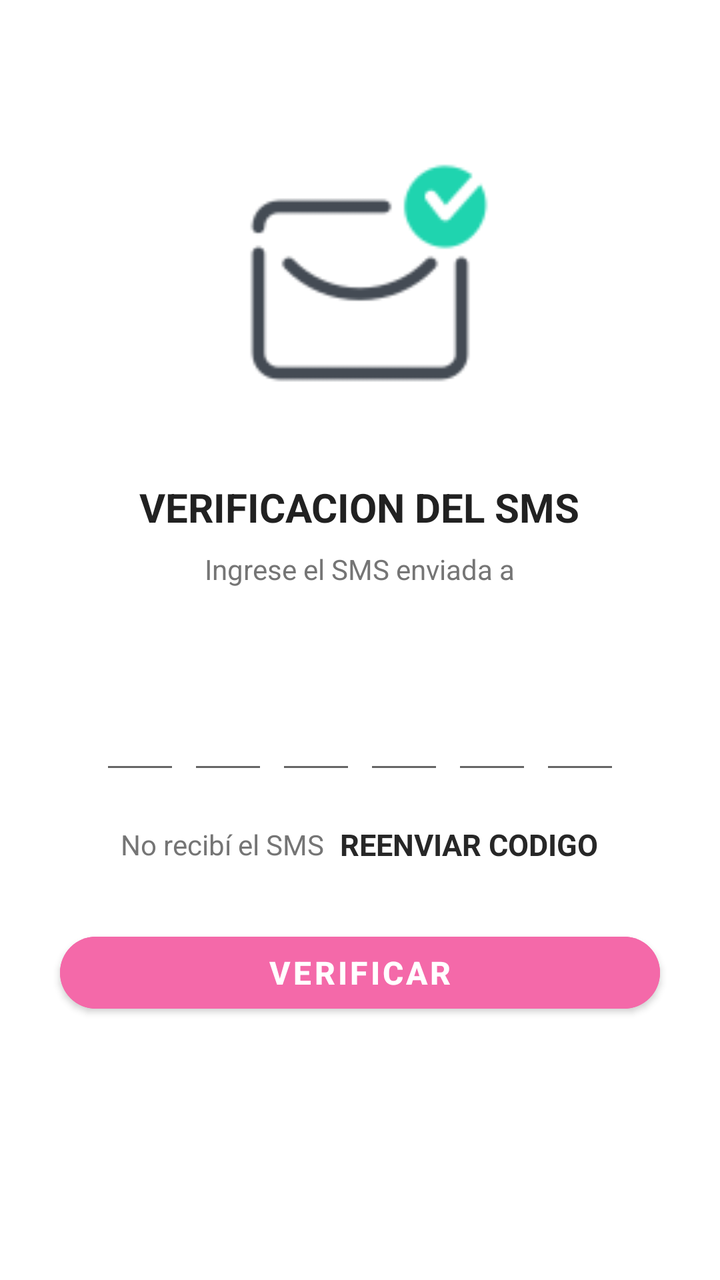
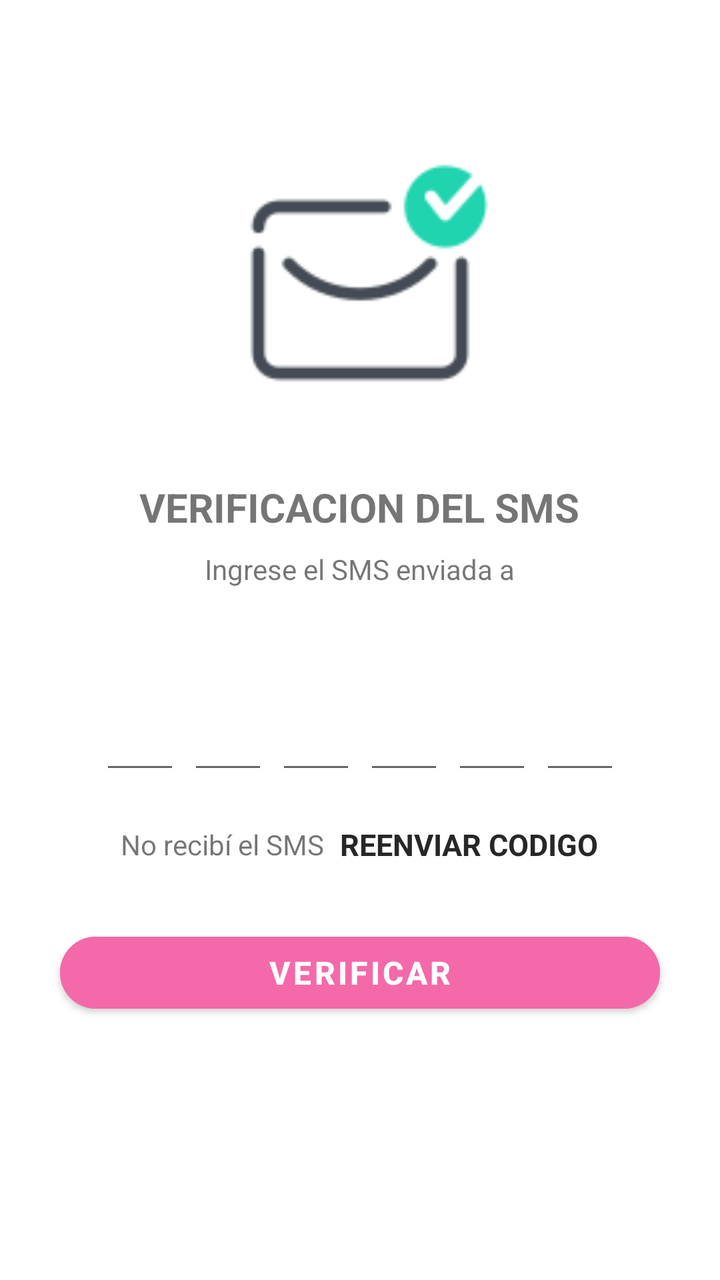

An Android layout rendered at two revisions. The XML below is the earlier revision; the diff shows what the commit changed to produce the second picture.
<!-- AndroidManifest.xml: application theme Theme.Flashlight -->
<!-- res/layout/activity_veryfy_code.xml -->
<?xml version="1.0" encoding="utf-8"?>
<ScrollView xmlns:android="http://schemas.android.com/apk/res/android"
    xmlns:app="http://schemas.android.com/apk/res-auto"
    xmlns:tools="http://schemas.android.com/tools"
    android:layout_width="match_parent"
    android:layout_height="match_parent"
    android:overScrollMode="never"
    android:scrollbars="none"
    tools:context=".SMS.VeryfyCode">

    <LinearLayout
        android:layout_width="match_parent"
        android:layout_height="wrap_content"
        android:gravity="center_horizontal"
        android:orientation="vertical">

        <ImageView
            android:layout_width="130dp"
            android:layout_height="130dp"
            android:layout_marginTop="80dp"
            android:contentDescription="@string/app_name"
            android:src="@drawable/received" />

        <TextView
            android:layout_width="wrap_content"
            android:layout_height="wrap_content"
            android:layout_marginTop="30dp"
            android:text="VERIFICACION DEL SMS"
            android:textColor="@color/colorTextPrimary"
            android:textSize="20sp"
            android:textStyle="bold"/>

        <TextView
            android:layout_width="wrap_content"
            android:layout_height="wrap_content"
            android:layout_marginStart="50dp"
            android:layout_marginTop="8dp"
            android:layout_marginEnd="50dp"
            android:gravity="center"
            android:text="Ingrese el SMS enviada a"
            android:textColor="@color/colorTextSecondary"
            android:textSize="14sp"/>

        <TextView
            android:id="@+id/textMobile"
            android:layout_width="match_parent"
            android:layout_height="wrap_content"
            android:layout_marginStart="50dp"
            android:layout_marginTop="4dp"
            android:layout_marginEnd="50dp"
            android:layout_gravity="center"
            android:textColor="@color/colorTextPrimary"
            android:textSize="14sp"
            android:textStyle="bold"/>

        <LinearLayout
            android:layout_width="match_parent"
            android:layout_height="wrap_content"
            android:layout_marginTop="30dp"
            android:gravity="center"
            android:orientation="horizontal">

            <EditText
                android:id="@+id/inputCode1"
                android:layout_width="40dp"
                android:layout_height="45dp"
                android:gravity="center"
                android:imeOptions="actionNext"
                android:importantForAutofill="no"
                android:inputType="number"
                android:maxLength="1"
                android:textColor="@color/colorTextPrimary"
                android:textSize="24sp"
                android:textStyle="bold"
                tools:ignore="LabelFor"/>

            <EditText
                android:id="@+id/inputCode2"
                android:layout_width="40dp"
                android:layout_height="45dp"
                android:layout_marginStart="4dp"
                android:gravity="center"
                android:imeOptions="actionNext"
                android:importantForAutofill="no"
                android:inputType="number"
                android:maxLength="1"
                android:textColor="@color/colorTextPrimary"
                android:textSize="24sp"
                android:textStyle="bold"
                tools:ignore="LabelFor"/>

            <EditText
                android:id="@+id/inputCode3"
                android:layout_width="40dp"
                android:layout_height="45dp"
                android:layout_marginStart="4dp"
                android:gravity="center"
                android:imeOptions="actionNext"
                android:importantForAutofill="no"
                android:inputType="number"
                android:maxLength="1"
                android:textColor="@color/colorTextPrimary"
                android:textSize="24sp"
                android:textStyle="bold"
                tools:ignore="LabelFor"/>

            <EditText
                android:id="@+id/inputCode4"
                android:layout_width="40dp"
                android:layout_height="45dp"
                android:layout_marginStart="4dp"
                android:gravity="center"
                android:imeOptions="actionNext"
                android:importantForAutofill="no"
                android:inputType="number"
                android:maxLength="1"
                android:textColor="@color/colorTextPrimary"
                android:textSize="24sp"
                android:textStyle="bold"
                tools:ignore="LabelFor"/>

            <EditText
                android:id="@+id/inputCode5"
                android:layout_width="40dp"
                android:layout_height="45dp"
                android:layout_marginStart="4dp"
                android:gravity="center"
                android:imeOptions="actionNext"
                android:importantForAutofill="no"
                android:inputType="number"
                android:maxLength="1"
                android:textColor="@color/colorTextPrimary"
                android:textSize="24sp"
                android:textStyle="bold"
                tools:ignore="LabelFor"/>

            <EditText
                android:id="@+id/inputCode6"
                android:layout_width="40dp"
                android:layout_height="45dp"
                android:layout_marginStart="4dp"
                android:gravity="center"
                android:imeOptions="actionDone"
                android:importantForAutofill="no"
                android:inputType="number"
                android:maxLength="1"
                android:textColor="@color/colorTextPrimary"
                android:textSize="24sp"
                android:textStyle="bold"
                tools:ignore="LabelFor"/>
        </LinearLayout>

        <LinearLayout
            android:layout_width="match_parent"
            android:layout_height="wrap_content"
            android:layout_marginTop="20dp"
            android:gravity="center"
            android:orientation="horizontal">

            <TextView
                android:layout_width="wrap_content"
                android:layout_height="wrap_content"
                android:text="No recibí el SMS"
                android:textColor="@color/colorTextSecondary"
                android:textSize="14sp"/>

            <TextView
                android:id="@+id/textResendOTP"
                android:layout_width="wrap_content"
                android:layout_height="wrap_content"
                android:layout_marginStart="8dp"
                android:text="REENVIAR CODIGO"
                android:textColor="@color/colorAccent2"
                android:textSize="15sp"
                android:textStyle="bold"/>

        </LinearLayout>

        <FrameLayout
            android:layout_width="match_parent"
            android:layout_height="wrap_content">


        <Button
            android:id="@+id/buttonVerify"
            android:layout_width="match_parent"
            android:layout_height="wrap_content"
            android:layout_margin="30dp"
            android:text="VERIFICAR"
            app:cornerRadius="30dp"
            android:backgroundTint="@color/pink"
            android:textColor="@color/white"
            android:textSize="16sp"
            android:textStyle="bold"/>

            <ProgressBar
                android:id="@+id/progressBar"
                android:layout_width="40dp"
                android:layout_height="40dp"
                android:layout_gravity="center"
                android:visibility="gone"/>

        </FrameLayout>

    </LinearLayout>

</ScrollView>
<!-- resources referenced by this layout -->
<resources>
  <color name="colorAccent2">#272727</color>
  <color name="colorTextPrimary">#212121</color>
  <color name="colorTextSecondary">#757575</color>
  <color name="pink">#f469a9</color>
  <color name="white">#ffffff</color>
  <!-- drawable received: png bitmap (drawable-v24, 3316 bytes) -->
  <string name="app_name">CaninneShop</string>
  <style name="Theme.Flashlight" parent="Theme.MaterialComponents.DayNight.DarkActionBar">
          
          <item name="colorPrimary">@color/purple_500</item>
          <item name="colorPrimaryVariant">@color/purple_700</item>
          <item name="colorOnPrimary">@color/white</item>
          
          <item name="colorSecondary">@color/teal_200</item>
          <item name="colorSecondaryVariant">@color/teal_700</item>
          <item name="colorOnSecondary">@color/black</item>
          
          <item name="android:statusBarColor" tools:targetApi="l">?attr/colorPrimaryVariant</item>
          
      </style>
  <color name="purple_500">#FF6200EE</color>
  <color name="purple_700">#FF3700B3</color>
  <color name="teal_200">#FF03DAC5</color>
  <color name="teal_700">#FF018786</color>
  <color name="black">#000000</color>
</resources>

<!-- the commit's change to res/layout/activity_veryfy_code.xml (unified diff, before → after) -->
@@ -4,6 +4,7 @@
     xmlns:tools="http://schemas.android.com/tools"
     android:layout_width="match_parent"
     android:layout_height="match_parent"
+    android:background="?attr/colorSurface"
     android:overScrollMode="never"
     android:scrollbars="none"
     tools:context=".SMS.VeryfyCode">
@@ -26,7 +27,6 @@
             android:layout_height="wrap_content"
             android:layout_marginTop="30dp"
             android:text="VERIFICACION DEL SMS"
-            android:textColor="@color/colorTextPrimary"
             android:textSize="20sp"
             android:textStyle="bold"/>
 
@@ -38,18 +38,16 @@
             android:layout_marginEnd="50dp"
             android:gravity="center"
             android:text="Ingrese el SMS enviada a"
-            android:textColor="@color/colorTextSecondary"
             android:textSize="14sp"/>
 
         <TextView
             android:id="@+id/textMobile"
-            android:layout_width="match_parent"
+            android:layout_width="wrap_content"
             android:layout_height="wrap_content"
             android:layout_marginStart="50dp"
             android:layout_marginTop="4dp"
             android:layout_marginEnd="50dp"
             android:layout_gravity="center"
-            android:textColor="@color/colorTextPrimary"
             android:textSize="14sp"
             android:textStyle="bold"/>
 
@@ -69,7 +67,6 @@
                 android:importantForAutofill="no"
                 android:inputType="number"
                 android:maxLength="1"
-                android:textColor="@color/colorTextPrimary"
                 android:textSize="24sp"
                 android:textStyle="bold"
                 tools:ignore="LabelFor"/>
@@ -84,7 +81,6 @@
                 android:importantForAutofill="no"
                 android:inputType="number"
                 android:maxLength="1"
-                android:textColor="@color/colorTextPrimary"
                 android:textSize="24sp"
                 android:textStyle="bold"
                 tools:ignore="LabelFor"/>
@@ -99,7 +95,6 @@
                 android:importantForAutofill="no"
                 android:inputType="number"
                 android:maxLength="1"
-                android:textColor="@color/colorTextPrimary"
                 android:textSize="24sp"
                 android:textStyle="bold"
                 tools:ignore="LabelFor"/>
@@ -114,7 +109,6 @@
                 android:importantForAutofill="no"
                 android:inputType="number"
                 android:maxLength="1"
-                android:textColor="@color/colorTextPrimary"
                 android:textSize="24sp"
                 android:textStyle="bold"
                 tools:ignore="LabelFor"/>
@@ -129,7 +123,6 @@
                 android:importantForAutofill="no"
                 android:inputType="number"
                 android:maxLength="1"
-                android:textColor="@color/colorTextPrimary"
                 android:textSize="24sp"
                 android:textStyle="bold"
                 tools:ignore="LabelFor"/>
@@ -144,7 +137,6 @@
                 android:importantForAutofill="no"
                 android:inputType="number"
                 android:maxLength="1"
-                android:textColor="@color/colorTextPrimary"
                 android:textSize="24sp"
                 android:textStyle="bold"
                 tools:ignore="LabelFor"/>
@@ -161,7 +153,6 @@
                 android:layout_width="wrap_content"
                 android:layout_height="wrap_content"
                 android:text="No recibí el SMS"
-                android:textColor="@color/colorTextSecondary"
                 android:textSize="14sp"/>
 
             <TextView
<!-- resource entries referenced after the edit -->
@@ -1,12 +1,10 @@
 <!-- resources referenced by this layout -->
 <resources>
   <color name="colorAccent2">#272727</color>
-  <color name="colorTextPrimary">#212121</color>
-  <color name="colorTextSecondary">#757575</color>
   <color name="pink">#f469a9</color>
   <color name="white">#ffffff</color>
   <!-- drawable received: png bitmap (drawable-v24, 3316 bytes) -->
-  <string name="app_name">CaninneShop</string>
+  <string name="app_name">CannineShop</string>
   <style name="Theme.Flashlight" parent="Theme.MaterialComponents.DayNight.DarkActionBar">
           
           <item name="colorPrimary">@color/purple_500</item>
